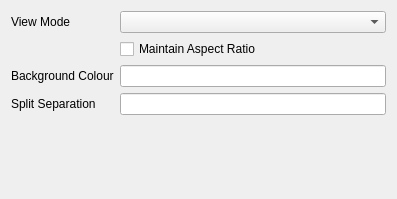
decaf-emu/decaf-emu, file src/decaf-qt/ui/displaysettings.ui: the form before one commit.
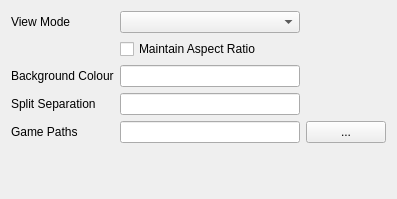
The form after the commit. Custom widgets are drawn as their Qt base class.

Commit message: A port of the Yuzu game list

Diff of the .ui file:
```diff
--- a/src/decaf-qt/ui/displaysettings.ui
+++ b/src/decaf-qt/ui/displaysettings.ui
@@ -14,54 +14,13 @@
    <string>Form</string>
   </property>
   <layout class="QGridLayout" name="gridLayout">
-   <item row="2" column="2">
-    <widget class="QCheckBox" name="checkBoxMaintainAspectRatio">
-     <property name="text">
-      <string>Maintain Aspect Ratio</string>
-     </property>
-    </widget>
+   <item row="6" column="1">
+    <widget class="QLineEdit" name="lineEditGamePaths"/>
    </item>
-   <item row="0" column="2">
-    <widget class="QComboBox" name="comboBoxViewMode">
-     <property name="sizePolicy">
-      <sizepolicy hsizetype="Expanding" vsizetype="Fixed">
-       <horstretch>0</horstretch>
-       <verstretch>0</verstretch>
-      </sizepolicy>
-     </property>
-    </widget>
-   </item>
-   <item row="3" column="0">
-    <widget class="QLabel" name="label_3">
-     <property name="text">
-      <string>Background Colour</string>
-     </property>
-    </widget>
-   </item>
-   <item row="3" column="2">
+   <item row="4" column="1">
     <widget class="ColourLineEdit" name="lineEditBackgroundColour"/>
    </item>
-   <item row="0" column="0">
-    <widget class="QLabel" name="label">
-     <property name="sizePolicy">
-      <sizepolicy hsizetype="Minimum" vsizetype="Preferred">
-       <horstretch>0</horstretch>
-       <verstretch>0</verstretch>
-      </sizepolicy>
-     </property>
-     <property name="text">
-      <string>View Mode</string>
-     </property>
-    </widget>
-   </item>
-   <item row="4" column="0">
-    <widget class="QLabel" name="label_2">
-     <property name="text">
-      <string>Split Separation</string>
-     </property>
-    </widget>
-   </item>
-   <item row="6" column="0">
+   <item row="7" column="0">
     <spacer name="verticalSpacer">
      <property name="orientation">
       <enum>Qt::Vertical</enum>
@@ -74,9 +33,67 @@
      </property>
     </spacer>
    </item>
-   <item row="4" column="2">
+   <item row="6" column="2">
+    <widget class="QPushButton" name="pushButtonGamePath">
+     <property name="text">
+      <string>...</string>
+     </property>
+    </widget>
+   </item>
+   <item row="5" column="1">
     <widget class="QLineEdit" name="lineEditSplitSeparation"/>
    </item>
+   <item row="0" column="0">
+    <widget class="QLabel" name="label">
+     <property name="sizePolicy">
+      <sizepolicy hsizetype="Minimum" vsizetype="Preferred">
+       <horstretch>0</horstretch>
+       <verstretch>0</verstretch>
+      </sizepolicy>
+     </property>
+     <property name="text">
+      <string>View Mode</string>
+     </property>
+    </widget>
+   </item>
+   <item row="6" column="0">
+    <widget class="QLabel" name="label_4">
+     <property name="text">
+      <string>Game Paths</string>
+     </property>
+    </widget>
+   </item>
+   <item row="4" column="0">
+    <widget class="QLabel" name="label_3">
+     <property name="text">
+      <string>Background Colour</string>
+     </property>
+    </widget>
+   </item>
+   <item row="5" column="0">
+    <widget class="QLabel" name="label_2">
+     <property name="text">
+      <string>Split Separation</string>
+     </property>
+    </widget>
+   </item>
+   <item row="3" column="1">
+    <widget class="QCheckBox" name="checkBoxMaintainAspectRatio">
+     <property name="text">
+      <string>Maintain Aspect Ratio</string>
+     </property>
+    </widget>
+   </item>
+   <item row="0" column="1">
+    <widget class="QComboBox" name="comboBoxViewMode">
+     <property name="sizePolicy">
+      <sizepolicy hsizetype="Expanding" vsizetype="Fixed">
+       <horstretch>0</horstretch>
+       <verstretch>0</verstretch>
+      </sizepolicy>
+     </property>
+    </widget>
+   </item>
   </layout>
  </widget>
  <customwidgets>
```
The commit also changes 13 other files.
